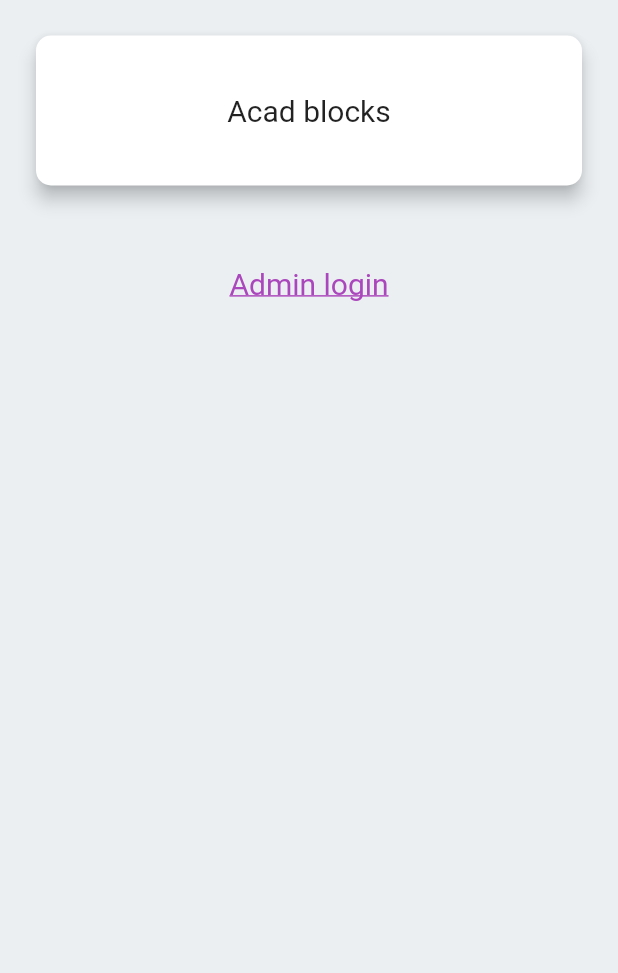
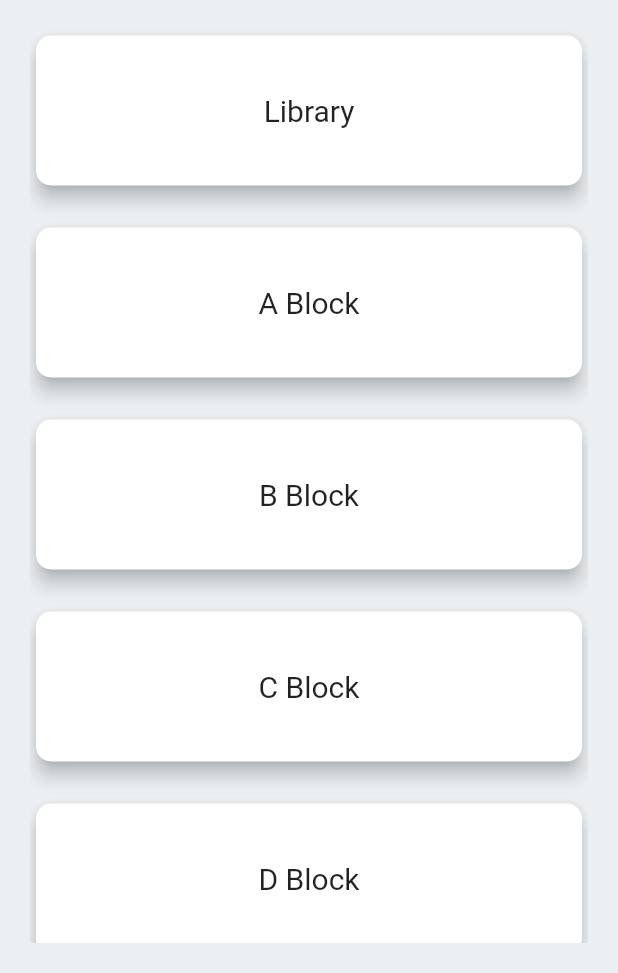
Before and after one commit to Crazzygamerr/parkezy, a Flutter app: the screen it shows after launch, on a phone screen of 412 x 824 dp, the part 263-1236 px from its top. Run offline on Flutter 3.47's test engine with Material 2 defaults, Android fonts, the phone set to English and light mode, and no system bars; our stand-ins replace cloud_firestore, firebase_core; missing offline and left inert: maps_launcher; accounts and stored records are empty; generated files the repository leaves out were written again.

Commit message:
feat: PlayStore ready
Signing Config
App Icon
Package name change
Style changes
Fixed white screen on login

```diff
--- a/lib/login.dart
+++ b/lib/login.dart
@@ -52,7 +52,7 @@ class _LoginState extends State<Login> {
                           ),
                           decoration: const InputDecoration(
                             border: OutlineInputBorder(),
-                            labelText: "Email",
+                            labelText: "Username",
                           ),
                         ),
                         const SizedBox(height: 20,),
@@ -75,7 +75,7 @@ class _LoginState extends State<Login> {
                           ),
                           onPressed: () {
                             if(emailCon.text == "admin" && passCon.text == "pass") {
-                              Navigator.pushNamedAndRemoveUntil(context, '/lots', (route) => false);
+                              Navigator.pushNamed(context, '/lots');
                             }
                           },
                           child: const Text("Login"),
--- a/lib/main.dart
+++ b/lib/main.dart
@@ -1,10 +1,12 @@
 import 'package:firebase_core/firebase_core.dart';
 import 'package:flutter/material.dart';
 import 'package:flutter/services.dart';
+import 'package:maps_launcher/maps_launcher.dart';
 import 'package:parkezy/login.dart';
 import 'package:parkezy/lots.dart';
 import 'package:parkezy/parking.dart';
 import 'package:parkezy/spots.dart';
+import 'package:url_launcher/url_launcher.dart';
 
 import 'firebase_options.dart';
 
@@ -53,6 +55,29 @@
   State<MyHomePage> createState() => _MyHomePageState();
 }
 
+final parkings = [
+  "Parking One, GHFF+RP2, NH 91, Greater Noida, Uttar Pradesh 203207",
+  "Parking 2, Shiv Nadar University, Grande Noida, Dadri, Uttar Pradesh"
+  // "https://www.google.co.in/maps/place/Parking+One/@28.5252819,77.573448,17.76z/data=!4m12!1m6!3m5!1s0x390ceb4eaaaaaaab:0x321412756718874c!2sShiv+Nadar+University!8m2!3d28.5267298!4d77.575363!3m4!1s0x390c94d9f0d15827:0xdcf98ff998034426!8m2!3d28.5245085!4d77.5742751",
+  // "https://www.google.co.in/maps/place/Parking+2/@28.5257937,77.5737519,17.76z/data=!4m12!1m6!3m5!1s0x390ceb4eaaaaaaab:0x321412756718874c!2sShiv+Nadar+University!8m2!3d28.5267298!4d77.575363!3m4!1s0x390c95b1b47102cb:0x678ce2039d824146!8m2!3d28.52728!4d77.577825"
+];
+
+final locations = [
+  ["Library", parkings[0]],
+  ["A Block", parkings[1]],
+  ["B Block", parkings[1]],
+  ["C Block", parkings[0]],
+  ["D Block", parkings[0]],
+  ["G Block", parkings[0]],
+  ["ISC", parkings[0]],
+  ["Towers", parkings[1]],
+  ["Cluster 1", parkings[0]],
+  ["Cluster 2", parkings[0]],
+  ["Cluster 3", parkings[0]],
+  ["Cluster 4", parkings[0]],
+  ["Cluster 5", parkings[0]],
+];
+
 class _MyHomePageState extends State<MyHomePage> {
 
   @override
@@ -64,6 +89,8 @@
         alignment: Alignment.center,
         child: SizedBox(
           width: MediaQuery.of(context).size.width > 500 ? 500 : MediaQuery.of(context).size.width,
+          height: double.infinity,
+          child: SingleChildScrollView(
             child: Column(
               mainAxisAlignment: MainAxisAlignment.start,
               children: <Widget>[
@@ -102,23 +129,23 @@
                 ),
                 ListView.builder(
                   shrinkWrap: true,
-                itemCount: 1,
+                  itemCount: locations.length,
+                  physics: const NeverScrollableScrollPhysics(),
                   itemBuilder: (context, index) {
                     return Padding(
                       padding: const EdgeInsets.only(top: 20),
                       child: GestureDetector(
-                      onTap: () {
-
+                        onTap: () async {
+                          MapsLauncher.launchQuery(locations[index][1]);
                         },
-                      child: const Card(
+                        child: Card(
                           child: SizedBox(
                             width: double.infinity,
                             height: 100,
                             child: Center(
                               child: Text(
-                              "Acad blocks",
-                              // snapshot.data!.docs[index].id,
-                              style: TextStyle(
+                                locations[index][0],
+                                style: const TextStyle(
                                   fontSize: 20,
                                 ),
                               ),
@@ -149,6 +176,7 @@
             ),
           ),
         ),
+      ),
     );
   }
 }
```
Also changed, not shown: lib/lots.dart (+6 -4 lines), pubspec.yaml (+8 -0 lines), assets/Parkezy-sq.jpg (added), assets/Parkezy.jpg (added), pubspec.lock, 29 other files. Lines whose indentation alone changed are shown as unchanged.
